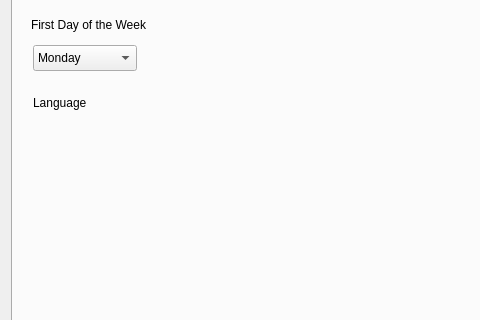
Qt form widget.ui (Pilgrimss/CALENDAR) before a commit; both pictures show x 0 to 480 and y 122 to 442 of the 765 by 585 pixel window.
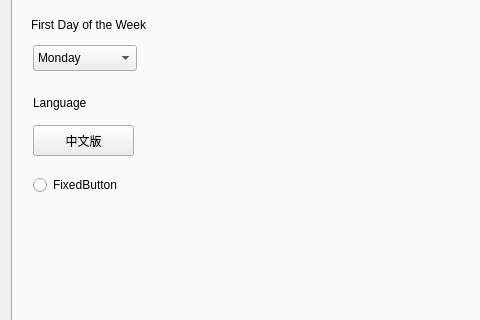
The same form after that commit. The open tabs and pages were chosen to show the change. Custom widgets are drawn as their Qt base class.

Diff of the .ui file:
```diff
--- a/widget.ui
+++ b/widget.ui
@@ -160,6 +160,32 @@
           <string>Language</string>
          </property>
         </widget>
+        <widget class="QPushButton" name="pushButton">
+         <property name="geometry">
+          <rect>
+           <x>20</x>
+           <y>210</y>
+           <width>101</width>
+           <height>31</height>
+          </rect>
+         </property>
+         <property name="text">
+          <string>中文版</string>
+         </property>
+        </widget>
+        <widget class="QRadioButton" name="radioButton">
+         <property name="geometry">
+          <rect>
+           <x>20</x>
+           <y>260</y>
+           <width>100</width>
+           <height>20</height>
+          </rect>
+         </property>
+         <property name="text">
+          <string>FixedButton</string>
+         </property>
+        </widget>
        </widget>
        <widget class="QWidget" name="dayTab">
         <attribute name="title">
```
Left out of the diff: 16 changed lines with no effect on the pictures.
